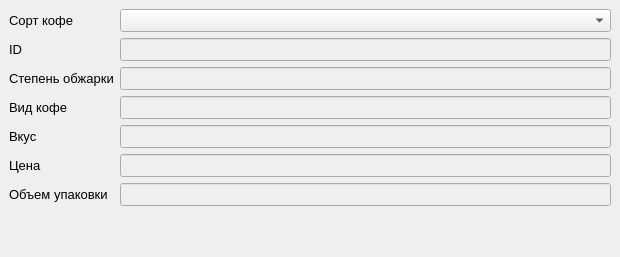
Old version of the form main.ui in the repository horobryh/First-lesson-homework.
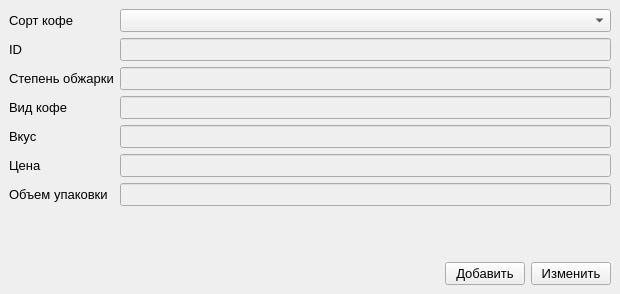
New version of the form.

Commit message: Added the ability to add and edit positions

The edit to the form file:
```diff
--- a/main.ui
+++ b/main.ui
@@ -7,7 +7,7 @@
     <x>0</x>
     <y>0</y>
     <width>620</width>
-    <height>257</height>
+    <height>294</height>
    </rect>
   </property>
   <property name="windowTitle">
@@ -202,6 +202,47 @@
       </item>
      </layout>
     </item>
+    <item>
+     <layout class="QHBoxLayout" name="horizontalLayout">
+      <item>
+       <spacer name="horizontalSpacer">
+        <property name="orientation">
+         <enum>Qt::Horizontal</enum>
+        </property>
+        <property name="sizeHint" stdset="0">
+         <size>
+          <width>40</width>
+          <height>20</height>
+         </size>
+        </property>
+       </spacer>
+      </item>
+      <item>
+       <widget class="QPushButton" name="pb_add">
+        <property name="font">
+         <font>
+          <pointsize>10</pointsize>
+         </font>
+        </property>
+        <property name="text">
+         <string>Добавить</string>
+        </property>
+       </widget>
+      </item>
+      <item>
+       <widget class="QPushButton" name="pb_edit">
+        <property name="font">
+         <font>
+          <pointsize>10</pointsize>
+         </font>
+        </property>
+        <property name="text">
+         <string>Изменить</string>
+        </property>
+       </widget>
+      </item>
+     </layout>
+    </item>
    </layout>
   </widget>
  </widget>
```
The commit also changes 3 other files.
